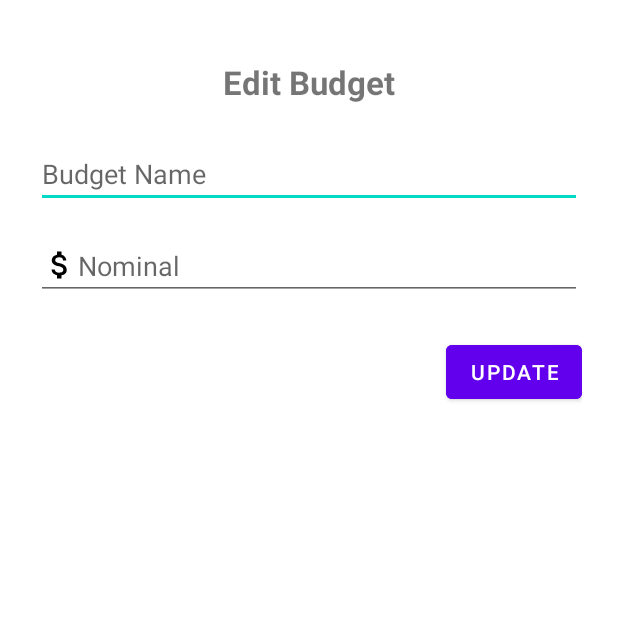
After one commit to kikijr01/Project-Anmp, an Android app: the fragment EditBudgetFragment shown on its own in the app's theme, on a phone screen of 412 x 824 dp, the top half of it. The commit adds this screen. Run offline under Robolectric (Android 15) with nearby library versions, the phone set to English and light mode, and no system bars; our stand-ins replace Room's generated code; 4 statements that could not run were skipped.

Commit message:
budget dan profile suda

```diff
--- a/app/build.gradle.kts
+++ b/app/build.gradle.kts
@@ -1,7 +1,7 @@
 plugins {
     alias(libs.plugins.androidApplication)
     alias(libs.plugins.jetbrainsKotlinAndroid)
-//    id("androidx.navigation.safeargs.kotlin")
+    id("androidx.navigation.safeargs.kotlin")
     id("kotlin-kapt")
 
 }
--- /dev/null
+++ b/app/src/main/java/com/project/project_anmp_160719028_160420009/EditBudgetFragment.kt
@@ -0,0 +1,77 @@
+package com.project.project_anmp_160719028_160420009
+
+import android.os.Bundle
+import android.view.LayoutInflater
+import android.view.View
+import android.view.ViewGroup
+import android.widget.Toast
+import androidx.fragment.app.Fragment
+import androidx.fragment.app.viewModels
+import androidx.navigation.fragment.findNavController
+import androidx.navigation.fragment.navArgs
+import com.project.project_anmp_160719028_160420009.databinding.FragmentEditBudgetBinding
+import com.project.project_anmp_160719028_160420009.entity.BudgetEntity
+import com.project.project_anmp_160719028_160420009.viewModel.BudgetViewModel
+
+class EditBudgetFragment : Fragment() {
+    private var _binding: FragmentEditBudgetBinding? = null
+    private val binding get() = _binding!!
+    private val viewModel: BudgetViewModel by viewModels()
+    private val args: EditBudgetFragmentArgs by navArgs()
+
+    override fun onCreateView(
+        inflater: LayoutInflater, container: ViewGroup?,
+        savedInstanceState: Bundle?
+    ): View {
+        _binding = FragmentEditBudgetBinding.inflate(inflater, container, false)
+        return binding.root
+    }
+
+    override fun onViewCreated(view: View, savedInstanceState: Bundle?) {
+        super.onViewCreated(view, savedInstanceState)
+
+        val budgetId = args.id
+
+        // Ambil budget dari database dan isi ke EditText
+        viewModel.getBudgetById(budgetId) { budget ->
+            if (budget != null) {
+                binding.etEditBudgetName.setText(budget.name)
+                binding.etEditBudgetNominal.setText(budget.maxAmount.toString())
+
+                binding.btnUpdateBudget.setOnClickListener {
+                    val newName = binding.etEditBudgetName.text.toString().trim()
+                    val newNominalStr = binding.etEditBudgetNominal.text.toString().trim()
+
+                    if (newName.isEmpty()) {
+                        Toast.makeText(requireContext(), "Nama tidak boleh kosong", Toast.LENGTH_SHORT).show()
+                        return@setOnClickListener
+                    }
+
+                    val newNominal = newNominalStr.toFloatOrNull()
+                    if (newNominal == null || newNominal < 0) {
+                        Toast.makeText(requireContext(), "Nominal harus valid", Toast.LENGTH_SHORT).show()
+                        return@setOnClickListener
+                    }
+
+                    val updatedBudget = budget.copy(name = newName, maxAmount = newNominal)
+                    viewModel.update(updatedBudget) { success ->
+                        if (success) {
+                            Toast.makeText(requireContext(), "Budget berhasil diperbarui", Toast.LENGTH_SHORT).show()
+                            findNavController().popBackStack()
+                        } else {
+                            Toast.makeText(requireContext(), "Gagal memperbarui budget", Toast.LENGTH_SHORT).show()
+                        }
+                    }
+                }
+            } else {
+                Toast.makeText(requireContext(), "Data budget tidak ditemukan", Toast.LENGTH_SHORT).show()
+                findNavController().popBackStack()
+            }
+        }
+    }
+
+    override fun onDestroyView() {
+        super.onDestroyView()
+        _binding = null
+    }
+}
--- a/app/src/main/java/com/project/project_anmp_160719028_160420009/dao/UserDao.kt
+++ b/app/src/main/java/com/project/project_anmp_160719028_160420009/dao/UserDao.kt
@@ -3,6 +3,7 @@ package com.project.project_anmp_160719028_160420009.dao
 import androidx.room.Dao
 import androidx.room.Insert
 import androidx.room.Query
+import androidx.room.Update
 import com.project.project_anmp_160719028_160420009.entity.UserEntity
 
 @Dao
@@ -15,4 +16,8 @@ interface UserDao {
 
     @Query("SELECT * FROM user WHERE username = :username LIMIT 1")
     fun getUserByUsername(username: String): UserEntity?
+
+    @Update
+    fun updateUser(user: UserEntity)
+
 }
--- a/app/src/main/java/com/project/project_anmp_160719028_160420009/entity/UserEntity.kt
+++ b/app/src/main/java/com/project/project_anmp_160719028_160420009/entity/UserEntity.kt
@@ -8,5 +8,5 @@ data class UserEntity(
     @PrimaryKey val username: String,
     val firstName: String,
     val lastName: String,
-    val password: String
+    var password: String
 )
--- /dev/null
+++ b/app/src/main/res/layout/fragment_edit_budget.xml
@@ -0,0 +1,58 @@
+<?xml version="1.0" encoding="utf-8"?>
+<androidx.constraintlayout.widget.ConstraintLayout
+    xmlns:android="http://schemas.android.com/apk/res/android"
+    xmlns:app="http://schemas.android.com/apk/res-auto"
+    android:layout_width="match_parent"
+    android:layout_height="match_parent"
+    android:padding="24dp">
+
+    <TextView
+        android:id="@+id/tvEditBudgetTitle"
+        android:layout_width="wrap_content"
+        android:layout_height="wrap_content"
+        android:text="Edit Budget"
+        android:textSize="22sp"
+        android:textStyle="bold"
+        app:layout_constraintTop_toTopOf="parent"
+        app:layout_constraintStart_toStartOf="parent"
+        app:layout_constraintEnd_toEndOf="parent"
+        android:layout_marginTop="16dp"/>
+
+    <EditText
+        android:id="@+id/etEditBudgetName"
+        android:layout_width="0dp"
+        android:layout_height="wrap_content"
+        android:hint="Budget Name"
+        android:inputType="textPersonName"
+        app:layout_constraintTop_toBottomOf="@id/tvEditBudgetTitle"
+        app:layout_constraintStart_toStartOf="parent"
+        app:layout_constraintEnd_toEndOf="parent"
+        android:layout_marginTop="24dp"/>
+
+    <EditText
+        android:id="@+id/etEditBudgetNominal"
+        android:layout_width="0dp"
+        android:layout_height="wrap_content"
+        android:hint="Nominal"
+        android:inputType="numberDecimal"
+        android:drawableStart="@drawable/ic_attach_money_24"
+        app:layout_constraintTop_toBottomOf="@id/etEditBudgetName"
+        app:layout_constraintStart_toStartOf="parent"
+        app:layout_constraintEnd_toEndOf="parent"
+        android:layout_marginTop="16dp"/>
+
+    <Button
+        android:id="@+id/btnUpdateBudget"
+        android:layout_width="wrap_content"
+        android:layout_height="wrap_content"
+        android:layout_marginTop="24dp"
+        android:backgroundTint="@color/purple_500"
+        android:text="UPDATE"
+        android:textAllCaps="false"
+        android:textColor="@android:color/white"
+        app:layout_constraintEnd_toEndOf="parent"
+        app:layout_constraintHorizontal_bias="1.0"
+        app:layout_constraintStart_toStartOf="parent"
+        app:layout_constraintTop_toBottomOf="@id/etEditBudgetNominal" />
+
+</androidx.constraintlayout.widget.ConstraintLayout>
--- a/build.gradle.kts
+++ b/build.gradle.kts
@@ -2,4 +2,5 @@
 plugins {
     alias(libs.plugins.androidApplication) apply false
     alias(libs.plugins.jetbrainsKotlinAndroid) apply false
+    alias(libs.plugins.navigationSafeArgs) apply false
 }
--- a/gradle/libs.versions.toml
+++ b/gradle/libs.versions.toml
@@ -32,3 +32,4 @@ androidx-activity = { group = "androidx.activity", name = "activity", version.re
 [plugins]
 androidApplication = { id = "com.android.application", version.ref = "agp" }
 jetbrainsKotlinAndroid = { id = "org.jetbrains.kotlin.android", version.ref = "kotlin" }
+navigationSafeArgs = { id = "androidx.navigation.safeargs", version = "2.7.1" }
```
Also changed, not shown: app/src/main/java/com/project/project_anmp_160719028_160420009/AddBudgetFragment.kt (+54 -41 lines), app/src/main/java/com/project/project_anmp_160719028_160420009/BudgetAdapter.kt (added, +48 -0 lines), app/src/main/java/com/project/project_anmp_160719028_160420009/ProfileFragment.kt (+71 -42 lines), app/src/main/java/com/project/project_anmp_160719028_160420009/ui/dashboard/BudgetFragment.kt (+32 -11 lines), app/src/main/java/com/project/project_anmp_160719028_160420009/viewModel/BudgetViewModel.kt (+26 -6 lines), app/src/main/java/com/project/project_anmp_160719028_160420009/viewModel/UserViewModel.kt (+16 -0 lines), app/src/main/res/layout/fragment_budget.xml (+5 -6 lines), app/src/main/res/layout/fragment_profile.xml (+5 -6 lines), app/src/main/res/navigation/mobile_navigation.xml (+13 -1 lines).
